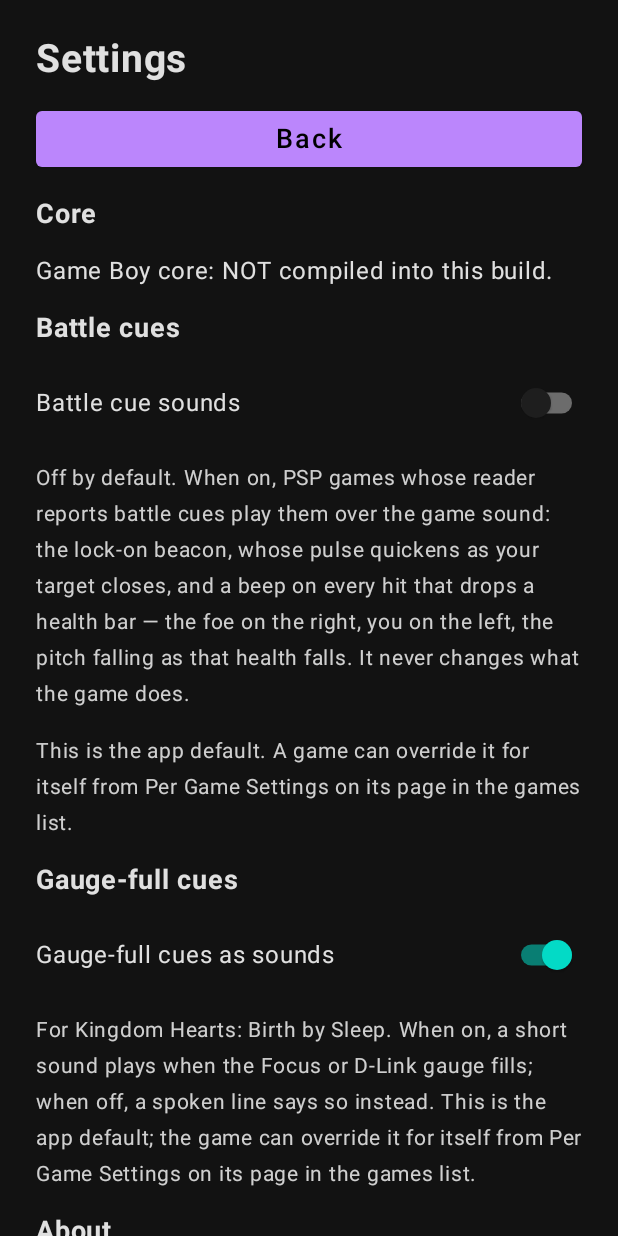
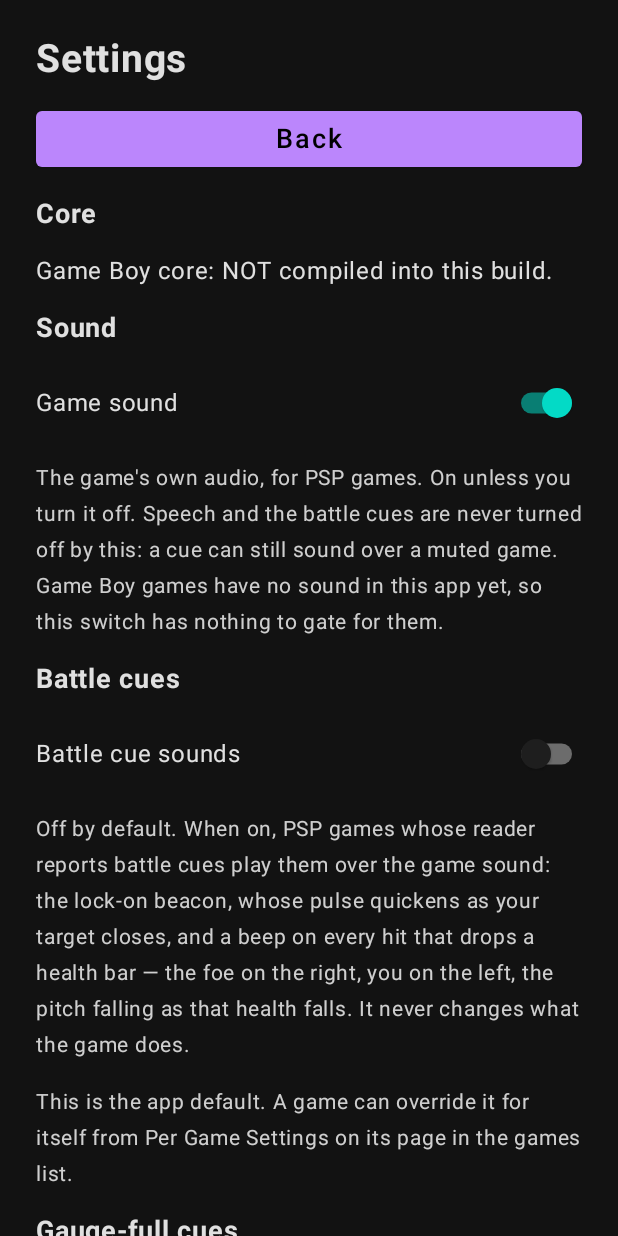
Before and after one commit to devinprater/open-game-access, an Android app built with Jetpack Compose: the screen it shows after launch (MainActivity), after a tap on "Settings", on a phone screen of 412 x 824 dp. Run offline under Robolectric (Android 15) with nearby library versions, the light colour scheme and no system bars; 1 statement that could not run was skipped.

Commit message:
Settings: Game sound switch, gating the PSP drain (cues unaffected)
iOS has a Game sound toggle (GameSession.audioEnabled, on by
default); PSP audio on Android was always on with no switch. New
GameSoundSettings store (the oga_settings prefs, key game_sound,
default on). PspGameSession resolves it per frame - the same
per-frame resolution the battle-cues gate gets - and silences the
game's samples in the drain BEFORE PspCueSynth mixes in, so the
drain keeps emptying the core's ring and the cues keep sounding
over a muted game, iOS's split honoured at the one place the two
meet. The Settings text says plainly that it gates PSP audio:
Game Boy has no audio path in this app, so there is no GB sound
for it to gate.

```diff
--- a/app/src/main/java/com/devin/opengameaccess/CueSettings.kt
+++ b/app/src/main/java/com/devin/opengameaccess/CueSettings.kt
@@ -40,3 +40,39 @@ object CueSettings {
         if (!enabled) PspCueSynth.silenceAll()
     }
 }
+
+/**
+ * The game-sound switch: iOS's Settings "Game sound"
+ * (`GameSession.audioEnabled`, on by default there), in the same
+ * preferences file as the cue switches.
+ *
+ * ⛔ IT GATES THE GAME'S AUDIO, NEVER THE CUES OR THE SPEECH. iOS
+ * keeps the three apart on purpose — a player may want the lock cue
+ * with the music muted — and the Android drain honours the same
+ * split: [PspGameSession] silences the game's samples before
+ * [PspCueSynth] mixes its cues into the same buffer, so the cues
+ * keep sounding with game sound off. Speech never passes through
+ * the drain at all.
+ *
+ * ⛔ PSP ONLY, STATED IN THE SETTINGS TEXT. Game Boy has no audio
+ * path in this app at all (no audio export exists on its native
+ * surface), so there is no GB sound for this switch to gate; the
+ * switch must not pretend otherwise.
+ */
+object GameSoundSettings {
+
+    private const val PREFS = "oga_settings"
+    private const val KEY_GAME_SOUND = "game_sound"
+
+    /** On by default, as on iOS — and as Android behaved before the switch existed. */
+    fun gameSoundEnabled(context: Context): Boolean =
+        context.getSharedPreferences(PREFS, Context.MODE_PRIVATE)
+            .getBoolean(KEY_GAME_SOUND, true)
+
+    fun setGameSoundEnabled(context: Context, enabled: Boolean) {
+        context.getSharedPreferences(PREFS, Context.MODE_PRIVATE)
+            .edit()
+            .putBoolean(KEY_GAME_SOUND, enabled)
+            .apply()
+    }
+}
--- a/app/src/main/java/com/devin/opengameaccess/MainActivity.kt
+++ b/app/src/main/java/com/devin/opengameaccess/MainActivity.kt
@@ -120,6 +120,7 @@ class MainActivity : ComponentActivity() {
         var hudGaugeCuesSound by remember {
             mutableStateOf(GameSettings.globalDefault(context, GameSettings.Setting.HUD_GAUGE_CUES))
         }
+        var gameSound by remember { mutableStateOf(GameSoundSettings.gameSoundEnabled(context)) }
 
         if (showSettings) {
             SettingsScreen(
@@ -133,6 +134,11 @@ class MainActivity : ComponentActivity() {
                 onHudGaugeCuesChanged = { useSound ->
                     hudGaugeCuesSound = useSound
                     GameSettings.setGlobalHudGaugeCuesSound(context, useSound)
+                },
+                gameSoundEnabled = gameSound,
+                onGameSoundChanged = { enabled ->
+                    gameSound = enabled
+                    GameSoundSettings.setGameSoundEnabled(context, enabled)
                 },
                 onBack = { showSettings = false },
             )
--- a/app/src/main/java/com/devin/opengameaccess/PspGameSession.kt
+++ b/app/src/main/java/com/devin/opengameaccess/PspGameSession.kt
@@ -64,9 +64,11 @@ import java.io.File
  * core. Game Boy has no audio path on Android today (a standing TODO in
  * the GB session's world); PSP ships with one because the core already
  * mixes the game's sound and leaving it unplayed would make every PSP
- * game a silent movie. There is no Android audio setting to gate the
- * drain behind — SettingsScreen says so itself — so it runs whenever a
- * PSP game does.
+ * game a silent movie. The drain is gated by Settings' Game sound
+ * switch ([GameSoundSettings], parity stage 3 — iOS's audioEnabled):
+ * with it off the drain still runs and the cue synth still mixes in,
+ * but the game's own samples are silenced first, so the cues keep
+ * sounding over a muted game exactly as they do on iOS.
  */
 object PspGameSession {
 
@@ -352,6 +354,9 @@ object PspGameSession {
         } catch (t: Throwable) {
             false
         }
+        // The Game sound gate, resolved per frame like the cue gate
+        // in pollCues: a flip in Settings lands on the next frame.
+        appContext?.let { gameSoundOn = GameSoundSettings.gameSoundEnabled(it) }
         pollCues()
         val completed = try {
             PspAccessibilityScript.framesCompleted
@@ -584,6 +589,18 @@ object PspGameSession {
 
     // ---- audio --------------------------------------------------------------
 
+    /**
+     * The Game sound switch's current value, refreshed once a frame
+     * by [runFrame] from the store (the same per-frame resolution
+     * [pollCues] gives the battle-cues gate, so a flip in Settings
+     * takes hold on the next frame) and read by the drain thread.
+     * True until the first frame says otherwise: sound on is both
+     * the setting's default and the behaviour this session shipped
+     * with before the switch existed.
+     */
+    @Volatile
+    private var gameSoundOn = true
+
     @Volatile
     private var audioRunning = false
 
@@ -646,6 +663,15 @@ object PspGameSession {
                 0
             }
             if (frames > 0) {
+                // Game sound off: the game's samples are silenced
+                // BEFORE the cue mix, never instead of draining — the
+                // ring must keep emptying or the core's audio backs
+                // up, and the cues must keep sounding over a muted
+                // game (iOS's split between audioEnabled and the cue
+                // switch, honoured at the one place they meet).
+                if (!gameSoundOn) {
+                    java.util.Arrays.fill(buffer, 0, frames * 2, 0)
+                }
                 // The cue synth mixes into the game's own audio here,
                 // at the drain — the one output path, so cue and game
                 // can never drift apart (see PspCueSynth). Silent
--- a/app/src/main/java/com/devin/opengameaccess/ui/SettingsScreen.kt
+++ b/app/src/main/java/com/devin/opengameaccess/ui/SettingsScreen.kt
@@ -51,6 +51,8 @@ fun SettingsScreen(
     onBattleCuesChanged: (Boolean) -> Unit,
     hudGaugeCuesSound: Boolean,
     onHudGaugeCuesChanged: (Boolean) -> Unit,
+    gameSoundEnabled: Boolean,
+    onGameSoundChanged: (Boolean) -> Unit,
     onBack: () -> Unit,
     modifier: Modifier = Modifier,
 ) {
@@ -85,6 +87,30 @@ fun SettingsScreen(
                 "Game Boy core: NOT compiled into this build."
             },
             fontSize = 16.sp,
+        )
+
+        Text(
+            text = "Sound",
+            fontSize = 18.sp,
+            fontWeight = FontWeight.Bold,
+            modifier = Modifier.semantics { heading() },
+        )
+        Row(
+            modifier = Modifier.fillMaxWidth(),
+            verticalAlignment = Alignment.CenterVertically,
+            horizontalArrangement = Arrangement.SpaceBetween,
+        ) {
+            Text(text = "Game sound", fontSize = 16.sp)
+            Switch(checked = gameSoundEnabled, onCheckedChange = onGameSoundChanged)
+        }
+        Text(
+            text = "The game's own audio, for PSP games. On unless you turn it " +
+                "off. Speech and the battle cues are never turned off by this: " +
+                "a cue can still sound over a muted game. Game Boy games have " +
+                "no sound in this app yet, so this switch has nothing to gate " +
+                "for them.",
+            fontSize = 14.sp,
+            color = MaterialTheme.colors.onSurface.copy(alpha = 0.8f),
         )
 
         Text(
```
